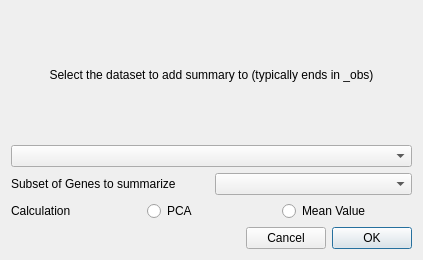
This is glue_single_cell/qt/pca_subset.ui in gluesolutions/glue-single-cell as Qt 5 draws it before an edit. The edited form follows.
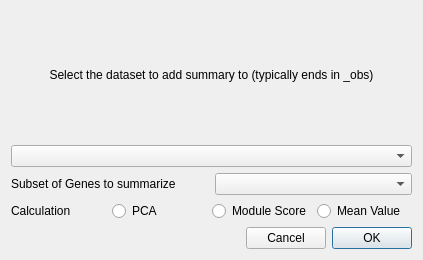
This is the edited form.

Commit message: Add module score to summary plugin and remove restrictions on gene subset definitions

Diff of the .ui file:
```diff
--- a/glue_single_cell/qt/pca_subset.ui
+++ b/glue_single_cell/qt/pca_subset.ui
@@ -69,6 +69,13 @@
        </property>
       </widget>
      </item>
+     <item>
+      <widget class="QRadioButton" name="bool_do_module">
+       <property name="text">
+        <string>Module Score</string>
+       </property>
+      </widget>
+     </item>
      <item>
       <widget class="QRadioButton" name="bool_do_means">
        <property name="text">
```
The commit also changes 2 other files.
